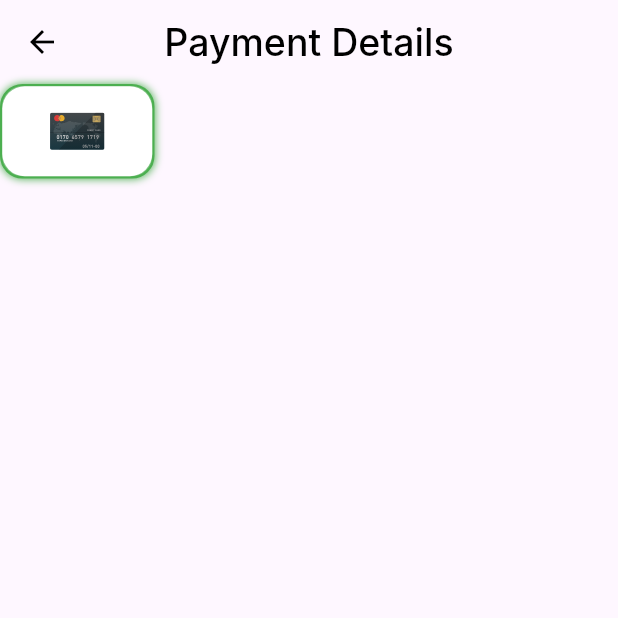
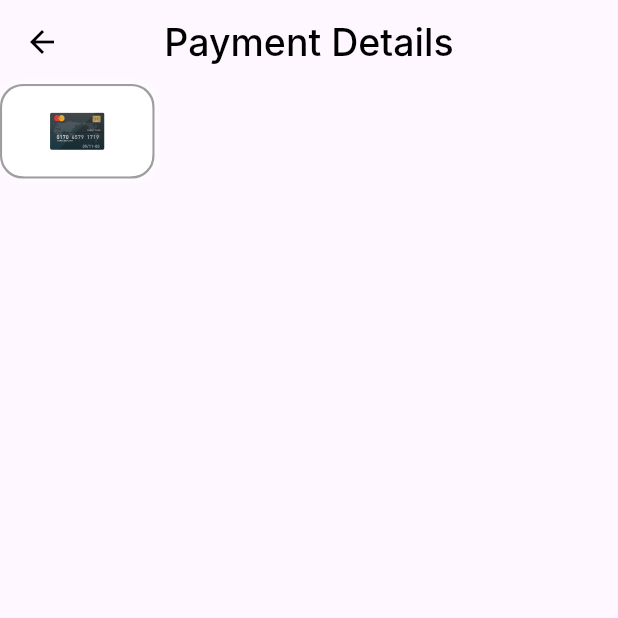
Before and after one commit to Salimboughanmi/payment_application, a Flutter app: the PaymentDetails screen opened directly, on a phone screen of 412 x 824 dp, the top half of it. Run offline on Flutter 3.47's test engine with Material 3 defaults, Android fonts, the phone set to English and light mode, and no system bars; our stand-ins replace flutter_svg; Roboto replaces fonts that are missing (Inter).

```diff
--- a/payment_project/lib/core/widgets/payment_details_view_body.dart
+++ b/payment_project/lib/core/widgets/payment_details_view_body.dart
@@ -8,7 +8,9 @@ class PaymentDetailsViewBody extends StatelessWidget {
   Widget build(BuildContext context) {
     return Row(
       children: [
-        PaymentMethodeItem(),
+        PaymentMethodeItem(
+          isactive: false,
+        ),
       ],
     );
   }
--- a/payment_project/lib/core/widgets/payment_methode_item.dart
+++ b/payment_project/lib/core/widgets/payment_methode_item.dart
@@ -2,31 +2,32 @@ import 'package:flutter/material.dart';
 import 'package:flutter_svg/svg.dart';
 
 class PaymentMethodeItem extends StatelessWidget {
-  const PaymentMethodeItem({
-    super.key,
-  });
-
+  PaymentMethodeItem({super.key, required this.isactive});
+  bool isactive = false;
   @override
   Widget build(BuildContext context) {
-    return Container(
+    return AnimatedContainer(
+      duration: Duration(milliseconds: 600),
       width: 103,
       height: 63,
       decoration: ShapeDecoration(
         shape: RoundedRectangleBorder(
-          side: BorderSide(width: 1.50, color: Colors.green),
+          side: BorderSide(
+              width: 1.50, color: isactive ? Colors.green : Colors.grey),
           borderRadius: BorderRadius.circular(15),
         ),
         shadows: [
           BoxShadow(
               blurRadius: 4,
-              color: Colors.green,
+              color: isactive ? Colors.green : Colors.white,
               offset: Offset(0, 0),
               spreadRadius: 0),
         ],
       ),
       child: Container(
         decoration: BoxDecoration(
-            borderRadius: BorderRadius.circular(15), color: Colors.white),
+            borderRadius: BorderRadius.circular(15),
+            color: const Color.fromARGB(255, 255, 255, 255)),
         child: Center(
           child: SvgPicture.asset(
             "assets/images/card.svg",
```
